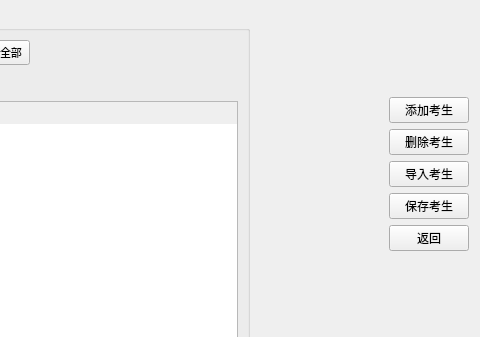
Above: server/papersetting.ui from AlanForeverAi/Exams before the change; both pictures show x 760 to 1240 and y 0 to 337 of the 1240 by 650 pixel window. Below: the same form after it.
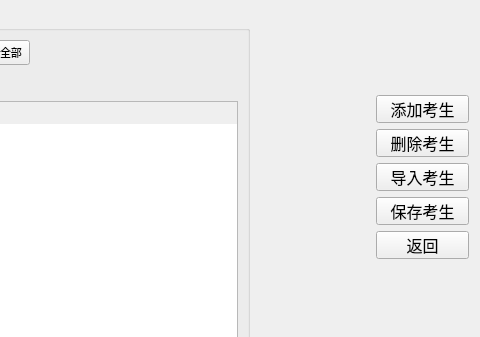
That is the form after the change.

```diff
--- a/server/papersetting.ui
+++ b/server/papersetting.ui
@@ -488,14 +488,20 @@
          </property>
          <property name="minimumSize">
           <size>
-           <width>0</width>
-           <height>0</height>
+           <width>93</width>
+           <height>28</height>
+          </size>
+         </property>
+         <property name="maximumSize">
+          <size>
+           <width>93</width>
+           <height>28</height>
           </size>
          </property>
          <property name="font">
           <font>
            <family>SimSun-ExtB</family>
-           <pointsize>9</pointsize>
+           <pointsize>12</pointsize>
           </font>
          </property>
          <property name="text">
@@ -513,14 +519,20 @@
          </property>
          <property name="minimumSize">
           <size>
-           <width>0</width>
-           <height>0</height>
+           <width>93</width>
+           <height>28</height>
+          </size>
+         </property>
+         <property name="maximumSize">
+          <size>
+           <width>93</width>
+           <height>28</height>
           </size>
          </property>
          <property name="font">
           <font>
            <family>SimSun-ExtB</family>
-           <pointsize>9</pointsize>
+           <pointsize>12</pointsize>
           </font>
          </property>
          <property name="text">
@@ -538,14 +550,20 @@
          </property>
          <property name="minimumSize">
           <size>
-           <width>0</width>
-           <height>0</height>
+           <width>93</width>
+           <height>28</height>
+          </size>
+         </property>
+         <property name="maximumSize">
+          <size>
+           <width>93</width>
+           <height>28</height>
           </size>
          </property>
          <property name="font">
           <font>
            <family>SimSun-ExtB</family>
-           <pointsize>9</pointsize>
+           <pointsize>12</pointsize>
           </font>
          </property>
          <property name="text">
@@ -563,14 +581,20 @@
          </property>
          <property name="minimumSize">
           <size>
-           <width>0</width>
-           <height>0</height>
+           <width>93</width>
+           <height>28</height>
+          </size>
+         </property>
+         <property name="maximumSize">
+          <size>
+           <width>93</width>
+           <height>28</height>
           </size>
          </property>
          <property name="font">
           <font>
            <family>SimSun-ExtB</family>
-           <pointsize>9</pointsize>
+           <pointsize>12</pointsize>
           </font>
          </property>
          <property name="text">
@@ -588,20 +612,20 @@
          </property>
          <property name="minimumSize">
           <size>
-           <width>0</width>
-           <height>0</height>
+           <width>93</width>
+           <height>28</height>
           </size>
          </property>
          <property name="maximumSize">
           <size>
-           <width>16777215</width>
-           <height>1111</height>
+           <width>93</width>
+           <height>28</height>
           </size>
          </property>
          <property name="font">
           <font>
            <family>SimSun-ExtB</family>
-           <pointsize>9</pointsize>
+           <pointsize>12</pointsize>
            <weight>50</weight>
            <italic>false</italic>
            <bold>false</bold>
```
